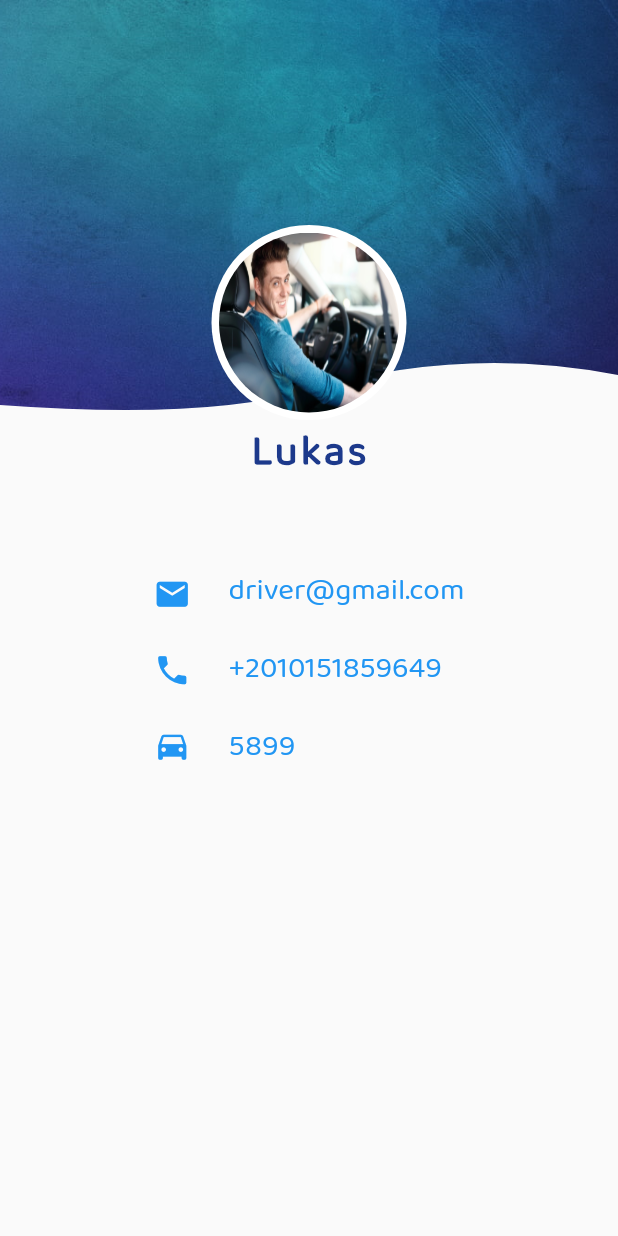
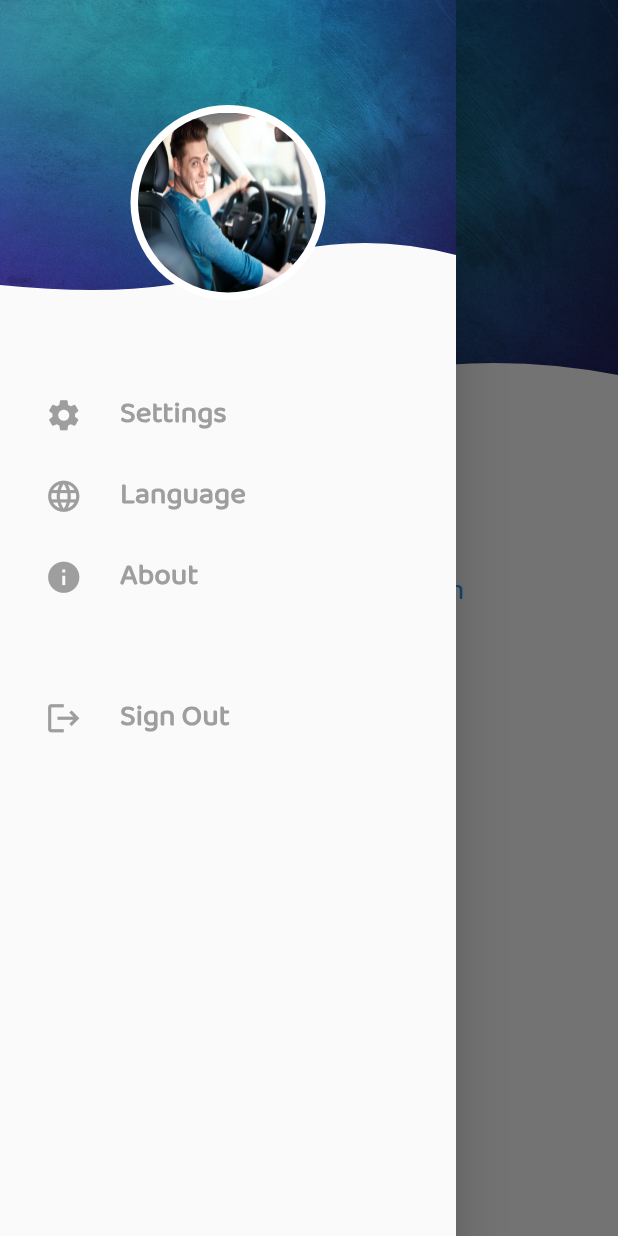
Before and after one commit to mohamedelbalooty/Final-Project, a Flutter app: the DriverProfileView screen opened by its route, with the side drawer open (before the commit the screen has no drawer), on a phone screen of 412 x 824 dp. Run offline on Flutter 3.47's test engine with Material 2 defaults, Android fonts, the phone set to English and light mode, and no system bars; our stand-ins replace flutter_custom_clippers, toast; missing offline and left inert: custom_bottom_navigation_bar.

Commit message:
finish drawer

```diff
--- a/lib/app_approach/view/driver_view/driver_profile_view.dart
+++ b/lib/app_approach/view/driver_view/driver_profile_view.dart
@@ -12,6 +12,56 @@ class DriverProfileView extends StatelessWidget {
   @override
   Widget build(BuildContext context) {
     return Scaffold(
+      drawer: Drawer(
+        child: Column(
+          children: [
+            Stack(
+              alignment: Alignment.bottomCenter,
+              children: [
+                ClipPath(
+                  clipper: WaveClipperOne(),
+                  child: Container(
+                    width: double.infinity,
+                    height: 200,
+                    decoration: BoxDecoration(
+                      image: DecorationImage(
+                        image:
+                            AssetImage("assets/images/photos/background.jpg"),
+                        fit: BoxFit.cover,
+                      ),
+                    ),
+                  ),
+                ),
+                Container(
+                  height: 130,
+                  width: 130,
+                  decoration: BoxDecoration(
+                    color: Colors.white,
+                    shape: BoxShape.circle,
+                  ),
+                  child: Container(
+                    margin: EdgeInsets.all(5),
+                    decoration: BoxDecoration(
+                      shape: BoxShape.circle,
+                      image: DecorationImage(
+                          image: AssetImage("assets/images/photos/driver.jpg"),
+                          fit: BoxFit.fill),
+                    ),
+                  ),
+                ),
+              ],
+            ),
+            SizedBox(height: 60),
+            DrawerInfo(icon: Icons.settings, txt: "Settings"),
+            SizedBox(height: 20.0),
+            DrawerInfo(icon: Icons.language, txt: "Language"),
+            SizedBox(height: 20.0),
+            DrawerInfo(icon: Icons.info, txt: "About"),
+            SizedBox(height: 60),
+            DrawerInfo(icon: Icons.logout, txt: "Sign Out")
+          ],
+        ),
+      ),
       body: SingleChildScrollView(
         child: Column(
           children: [
@@ -168,3 +218,31 @@ class DriverInfo extends StatelessWidget {
     );
   }
 }
+
+class DrawerInfo extends StatelessWidget {
+  final IconData icon;
+  final String txt;
+  DrawerInfo({this.icon, this.txt});
+  @override
+  Widget build(BuildContext context) {
+    return Row(
+      children: [
+        SizedBox(width: 30.0),
+        Icon(
+          icon,
+          color: Colors.grey,
+          size: 25,
+        ),
+        SizedBox(width: 25.0),
+        Text(
+          txt,
+          style: TextStyle(
+            fontWeight: FontWeight.bold,
+            fontSize: 20.0,
+            color: Colors.grey,
+          ),
+        ),
+      ],
+    );
+  }
+}
```
Also changed, not shown: assets/images/photos/person.jpg.
